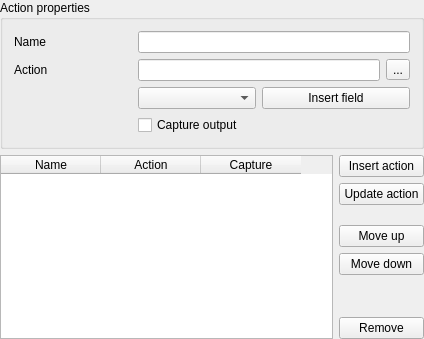
Before: the Qt Designer form qgis/src/ui/qgsattributeactiondialogbase.ui in sourcepole/qgis, drawn with Qt 5.
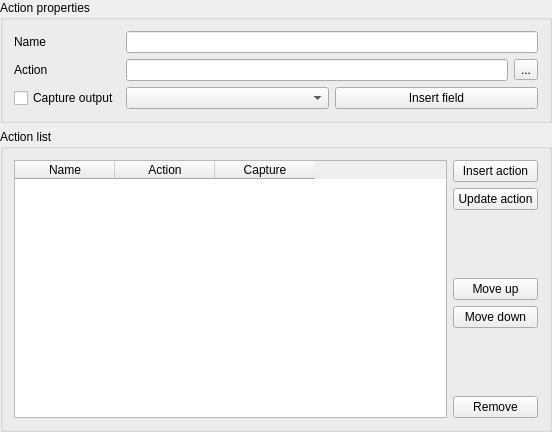
After: the same form once the commit is applied.

Commit message: [FEATURE] UI cleanups in prep of using property lists. Main visual difference is that labels dont have property lists no in vec props

The edit to the form file:
```diff
--- a/qgis/src/ui/qgsattributeactiondialogbase.ui
+++ b/qgis/src/ui/qgsattributeactiondialogbase.ui
@@ -6,8 +6,8 @@
    <rect>
     <x>0</x>
     <y>0</y>
-    <width>424</width>
-    <height>339</height>
+    <width>552</width>
+    <height>432</height>
    </rect>
   </property>
   <property name="sizePolicy">
@@ -19,16 +19,16 @@
   <property name="windowTitle">
    <string>Attribute Actions</string>
   </property>
-  <layout class="QGridLayout">
+  <layout class="QGridLayout" name="gridLayout_3">
    <property name="margin">
     <number>0</number>
    </property>
-   <item row="0" column="0" colspan="2">
+   <item row="0" column="0">
     <widget class="QGroupBox" name="groupBox">
      <property name="title">
       <string>Action properties</string>
      </property>
-     <layout class="QGridLayout">
+     <layout class="QGridLayout" name="gridLayout">
       <item row="0" column="0">
        <widget class="QLabel" name="textLabel1">
         <property name="whatsThis">
@@ -42,7 +42,7 @@
         </property>
        </widget>
       </item>
-      <item row="0" column="1" colspan="3">
+      <item row="0" column="1">
        <widget class="QLineEdit" name="actionName">
         <property name="toolTip">
          <string>Enter the action name here</string>
@@ -65,7 +65,9 @@
         </property>
        </widget>
       </item>
-      <item row="1" column="1" colspan="2">
+      <item row="1" column="1">
+       <layout class="QHBoxLayout" name="horizontalLayout">
+        <item>
        <widget class="QLineEdit" name="actionAction">
         <property name="toolTip">
          <string>Enter the action command here</string>
@@ -75,7 +77,7 @@
         </property>
        </widget>
       </item>
-      <item row="1" column="3">
+        <item>
        <widget class="QToolButton" name="browseButton">
         <property name="toolTip">
          <string>Browse for action</string>
@@ -91,14 +93,31 @@
         </property>
        </widget>
       </item>
+       </layout>
+      </item>
+      <item row="2" column="0">
+       <widget class="QCheckBox" name="captureCB">
+        <property name="toolTip">
+         <string>Captures any output from the action</string>
+        </property>
+        <property name="whatsThis">
+         <string>Captures the standard output or error generated by the action and displays it in a dialog box</string>
+        </property>
+        <property name="text">
+         <string>Capture output</string>
+        </property>
+       </widget>
+      </item>
       <item row="2" column="1">
+       <layout class="QHBoxLayout" name="horizontalLayout_2">
+        <item>
        <widget class="QComboBox" name="fieldComboBox">
         <property name="toolTip">
          <string>The valid attribute names for this layer</string>
         </property>
        </widget>
       </item>
-      <item row="2" column="2" colspan="2">
+        <item>
        <widget class="QPushButton" name="insertFieldButton">
         <property name="toolTip">
          <string>Inserts the selected field into the action, prepended with a %</string>
@@ -108,23 +127,18 @@
         </property>
        </widget>
       </item>
-      <item row="3" column="1" colspan="2">
-       <widget class="QCheckBox" name="captureCB">
-        <property name="toolTip">
-         <string>Captures any output from the action</string>
-        </property>
-        <property name="whatsThis">
-         <string>Captures the standard output or error generated by the action and displays it in a dialog box</string>
-        </property>
-        <property name="text">
-         <string>Capture output</string>
-        </property>
-       </widget>
+       </layout>
       </item>
      </layout>
     </widget>
    </item>
-   <item row="1" column="0" rowspan="7">
+   <item row="1" column="0">
+    <widget class="QGroupBox" name="groupBox_2">
+     <property name="title">
+      <string>Action list</string>
+     </property>
+     <layout class="QGridLayout" name="gridLayout_2">
+      <item row="0" column="0" rowspan="7">
     <widget class="QTableWidget" name="attributeActionTable">
      <property name="sizePolicy">
       <sizepolicy hsizetype="Expanding" vsizetype="Expanding">
@@ -161,7 +175,7 @@
      </column>
     </widget>
    </item>
-   <item row="1" column="1">
+      <item row="0" column="1">
     <widget class="QPushButton" name="insertButton">
      <property name="toolTip">
       <string>Inserts the action into the list above</string>
@@ -171,7 +185,7 @@
      </property>
     </widget>
    </item>
-   <item row="2" column="1">
+      <item row="1" column="1">
     <widget class="QPushButton" name="updateButton">
      <property name="toolTip">
       <string>Update the selected action</string>
@@ -181,23 +195,23 @@
      </property>
     </widget>
    </item>
+      <item row="2" column="1">
+       <spacer>
+        <property name="orientation">
+         <enum>Qt::Vertical</enum>
+        </property>
+        <property name="sizeType">
+         <enum>QSizePolicy::Expanding</enum>
+        </property>
+        <property name="sizeHint" stdset="0">
+         <size>
+          <width>85</width>
+          <height>35</height>
+         </size>
+        </property>
+       </spacer>
+      </item>
    <item row="3" column="1">
-    <spacer>
-     <property name="orientation">
-      <enum>Qt::Vertical</enum>
-     </property>
-     <property name="sizeType">
-      <enum>QSizePolicy::Expanding</enum>
-     </property>
-     <property name="sizeHint" stdset="0">
-      <size>
-       <width>85</width>
-       <height>20</height>
-      </size>
-     </property>
-    </spacer>
-   </item>
-   <item row="4" column="1">
     <widget class="QPushButton" name="moveUpButton">
      <property name="toolTip">
       <string>Move the selected action up</string>
@@ -207,7 +221,7 @@
      </property>
     </widget>
    </item>
-   <item row="5" column="1">
+      <item row="4" column="1">
     <widget class="QPushButton" name="moveDownButton">
      <property name="toolTip">
       <string>Move the selected action down</string>
@@ -217,7 +231,7 @@
      </property>
     </widget>
    </item>
-   <item row="6" column="1">
+      <item row="5" column="1">
     <spacer>
      <property name="orientation">
       <enum>Qt::Vertical</enum>
@@ -233,7 +247,7 @@
      </property>
     </spacer>
    </item>
-   <item row="7" column="1">
+      <item row="6" column="1">
     <widget class="QPushButton" name="removeButton">
      <property name="toolTip">
       <string>Remove the selected action</string>
@@ -245,6 +259,9 @@
    </item>
   </layout>
  </widget>
+   </item>
+  </layout>
+ </widget>
  <layoutdefault spacing="6" margin="11"/>
  <tabstops>
   <tabstop>actionName</tabstop>
```
Left out of the diff: 4 changed lines with no effect on the pictures. Lines whose indentation alone changed are shown as unchanged. The commit also changes 7 other files.
